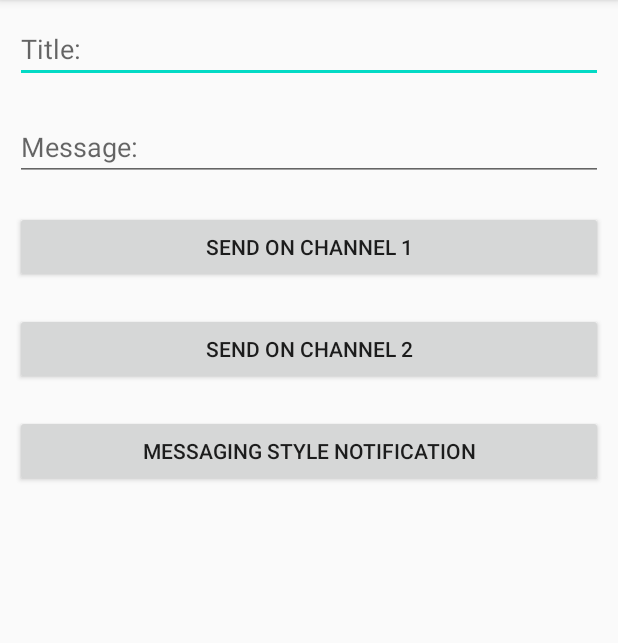
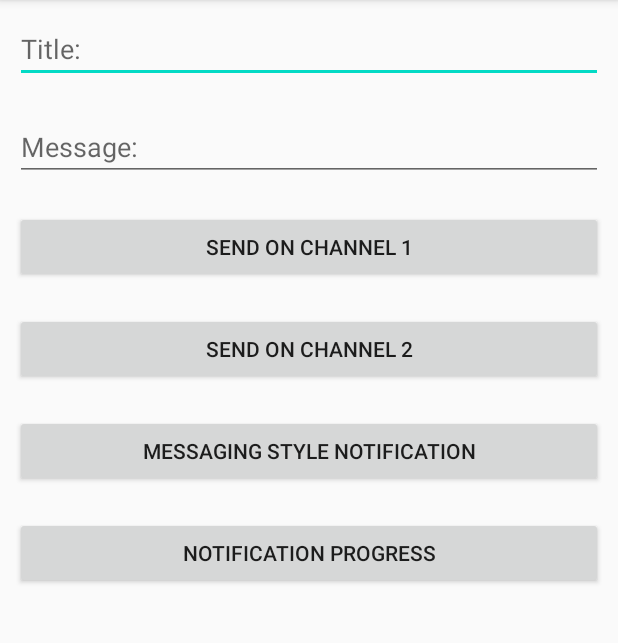
Before and after one commit to IronClad1607/Notification-Practice, an Android app: the screen it shows after launch (InternalNotificationActivity), after a tap on "INTERNAL NOTIFICATION", on a phone screen of 412 x 824 dp, the part 84-727 px from its top. Run offline under Robolectric (Android 15) with nearby library versions, the phone set to English and light mode, and no system bars.

Commit message:
deterministic progress bar done

```diff
--- a/app/src/main/java/com/ironclad/notificationpractice/BaseApplication.kt
+++ b/app/src/main/java/com/ironclad/notificationpractice/BaseApplication.kt
@@ -10,6 +10,7 @@ import android.os.Build
 class BaseApplication : Application() {
     private val channel1ID = "channel1"
     private val channel2ID = "channel2"
+    private val channel3ID = "channel3"
     override fun onCreate() {
         super.onCreate()
         createNotificationChannels()
@@ -29,10 +30,19 @@ class BaseApplication : Application() {
                 "Implementation",
                 NotificationManager.IMPORTANCE_LOW
             )
+
+            val channel3 = NotificationChannel(
+                channel3ID,
+                "Progress",
+                NotificationManager.IMPORTANCE_HIGH
+            )
             channel2.description = "This is for the implementation for Notifications!"
+
+            channel3.description = "This is for showing download progress"
+
             val notificationManager =
                 getSystemService(Context.NOTIFICATION_SERVICE) as NotificationManager
-            notificationManager.createNotificationChannels(listOf(channel1, channel2))
+            notificationManager.createNotificationChannels(listOf(channel1, channel2, channel3))
         }
     }
 }
--- a/app/src/main/res/layout/activity_internal_notification.xml
+++ b/app/src/main/res/layout/activity_internal_notification.xml
@@ -42,5 +42,13 @@
         android:id="@+id/btnSendOnChannel3"
         android:layout_width="match_parent"
         android:layout_height="wrap_content"
+        android:layout_marginBottom="20dp"
         android:text="@string/messaging_style_notification" />
+
+    <Button
+        android:id="@+id/btnSendOnChannel4"
+        android:layout_width="match_parent"
+        android:layout_height="wrap_content"
+        android:layout_marginBottom="20dp"
+        android:text="@string/notification_progress" />
 </LinearLayout>
--- a/app/src/main/res/values/strings.xml
+++ b/app/src/main/res/values/strings.xml
@@ -10,4 +10,5 @@
     <string name="message">Message:</string>
     <string name="bigDummyText">Lorem ipsum dolor sit amet, consectetur adipiscing elit, sed do eiusmod tempor incididunt ut labore et dolore magna aliqua. Eu consequat ac felis donec et odio. Velit euismod in pellentesque massa placerat duis. Egestas egestas fringilla phasellus faucibus scelerisque eleifend. Volutpat blandit aliquam etiam erat. Mus mauris vitae ultricies leo integer malesuada nunc. Cursus mattis molestie a iaculis at erat pellentesque adipiscing commodo. Sit amet tellus cras adipiscing enim eu. Posuere ac ut consequat semper viverra nam. Fames ac turpis egestas integer eget. Quam viverra orci sagittis eu volutpat odio. Mauris vitae ultricies leo integer malesuada nunc vel risus commodo. Faucibus a pellentesque sit amet porttitor. Gravida rutrum quisque non tellus orci ac auctor augue. Vitae auctor eu augue ut lectus arcu bibendum at varius. Platea dictumst vestibulum rhoncus est pellentesque elit ullamcorper. Ultricies mi quis hendrerit dolor magna eget est. Feugiat pretium nibh ipsum consequat nisl vel pretium lectus.</string>
     <string name="messaging_style_notification">Messaging Style Notification</string>
+    <string name="notification_progress">Notification Progress</string>
 </resources>
```
Also changed, not shown: app/src/main/java/com/ironclad/notificationpractice/InternalNotificationActivity.kt (+32 -0 lines).
